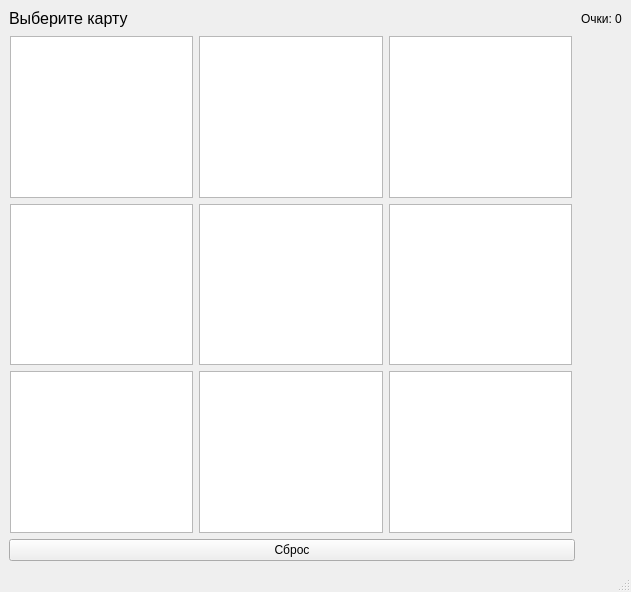
First picture: the form in app/app/gamewindow.ui, repository RinaUly/EkzamenDriver, before the edit.
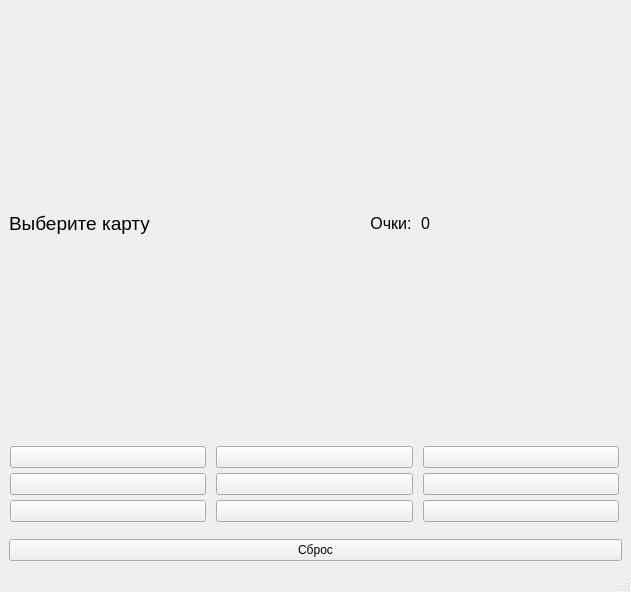
Second picture: the form after the edit.

```diff
--- a/app/app/gamewindow.ui
+++ b/app/app/gamewindow.ui
@@ -15,7 +15,7 @@
   </property>
   <widget class="QWidget" name="centralwidget">
    <layout class="QGridLayout" name="gridLayout">
-    <item row="1" column="0">
+    <item row="1" column="0" colspan="2">
      <layout class="QGridLayout" name="gridLayout_3">
       <property name="leftMargin">
        <number>1</number>
@@ -26,60 +26,132 @@
       <property name="rightMargin">
        <number>3</number>
       </property>
-      <item row="0" column="0">
-       <widget class="QTableView" name="tableView"/>
-      </item>
-      <item row="1" column="1">
-       <widget class="QTableView" name="tableView_4"/>
-      </item>
+      <property name="bottomMargin">
+       <number>11</number>
+      </property>
+      <property name="horizontalSpacing">
+       <number>10</number>
+      </property>
+      <property name="verticalSpacing">
+       <number>5</number>
+      </property>
       <item row="0" column="1">
-       <widget class="QTableView" name="tableView_2"/>
-      </item>
-      <item row="0" column="2">
-       <widget class="QTableWidget" name="tableWidget"/>
+       <widget class="QPushButton" name="pushButton_2">
+        <property name="text">
+         <string/>
+        </property>
+       </widget>
       </item>
       <item row="1" column="2">
-       <widget class="QTableView" name="tableView_5"/>
+       <widget class="QPushButton" name="pushButton_9">
+        <property name="text">
+         <string/>
+        </property>
+       </widget>
       </item>
-      <item row="1" column="0">
-       <widget class="QTableView" name="tableView_3"/>
+      <item row="1" column="1">
+       <widget class="QPushButton" name="pushButton_6">
+        <property name="text">
+         <string/>
+        </property>
+       </widget>
+      </item>
+      <item row="0" column="2">
+       <widget class="QPushButton" name="pushButton_8">
+        <property name="text">
+         <string/>
+        </property>
+       </widget>
+      </item>
+      <item row="2" column="2">
+       <widget class="QPushButton" name="pushButton_10">
+        <property name="text">
+         <string/>
+        </property>
+       </widget>
       </item>
       <item row="2" column="0">
-       <widget class="QTableView" name="tableView_6"/>
+       <widget class="QPushButton" name="pushButton_4">
+        <property name="text">
+         <string/>
+        </property>
+       </widget>
+      </item>
+      <item row="1" column="0">
+       <widget class="QPushButton" name="pushButton_5">
+        <property name="text">
+         <string/>
+        </property>
+       </widget>
       </item>
       <item row="2" column="1">
-       <widget class="QTableView" name="tableView_7"/>
+       <widget class="QPushButton" name="pushButton_7">
+        <property name="text">
+         <string/>
+        </property>
+       </widget>
       </item>
-      <item row="2" column="2">
-       <widget class="QTableView" name="tableView_8"/>
+      <item row="0" column="0">
+       <widget class="QPushButton" name="pushButton_3">
+        <property name="text">
+         <string/>
+        </property>
+       </widget>
       </item>
      </layout>
     </item>
-    <item row="0" column="0">
-     <widget class="QLabel" name="label">
-      <property name="font">
-       <font>
-        <pointsize>12</pointsize>
-       </font>
-      </property>
-      <property name="text">
-       <string>Выберите карту</string>
-      </property>
-     </widget>
-    </item>
-    <item row="2" column="0">
+    <item row="3" column="0" colspan="2">
      <widget class="QPushButton" name="pushButton">
       <property name="text">
        <string>Сброс</string>
       </property>
      </widget>
     </item>
-    <item row="0" column="1">
-     <widget class="QLabel" name="label_2">
-      <property name="text">
-       <string>Очки: 0</string>
+    <item row="0" column="0" colspan="2">
+     <layout class="QHBoxLayout" name="horizontalLayout">
+      <property name="spacing">
+       <number>5</number>
       </property>
-     </widget>
+      <item>
+       <widget class="QLabel" name="label_2">
+        <property name="font">
+         <font>
+          <pointsize>14</pointsize>
+         </font>
+        </property>
+        <property name="text">
+         <string>Выберите карту</string>
+        </property>
+       </widget>
+      </item>
+      <item>
+       <widget class="QLabel" name="label">
+        <property name="font">
+         <font>
+          <pointsize>12</pointsize>
+         </font>
+        </property>
+        <property name="text">
+         <string>Очки: </string>
+        </property>
+        <property name="alignment">
+         <set>Qt::AlignRight|Qt::AlignTrailing|Qt::AlignVCenter</set>
+        </property>
+       </widget>
+      </item>
+      <item>
+       <widget class="QLabel" name="label_3">
+        <property name="font">
+         <font>
+          <pointsize>12</pointsize>
+         </font>
+        </property>
+        <property name="text">
+         <string>0</string>
+        </property>
+       </widget>
+      </item>
+     </layout>
     </item>
    </layout>
   </widget>
```
